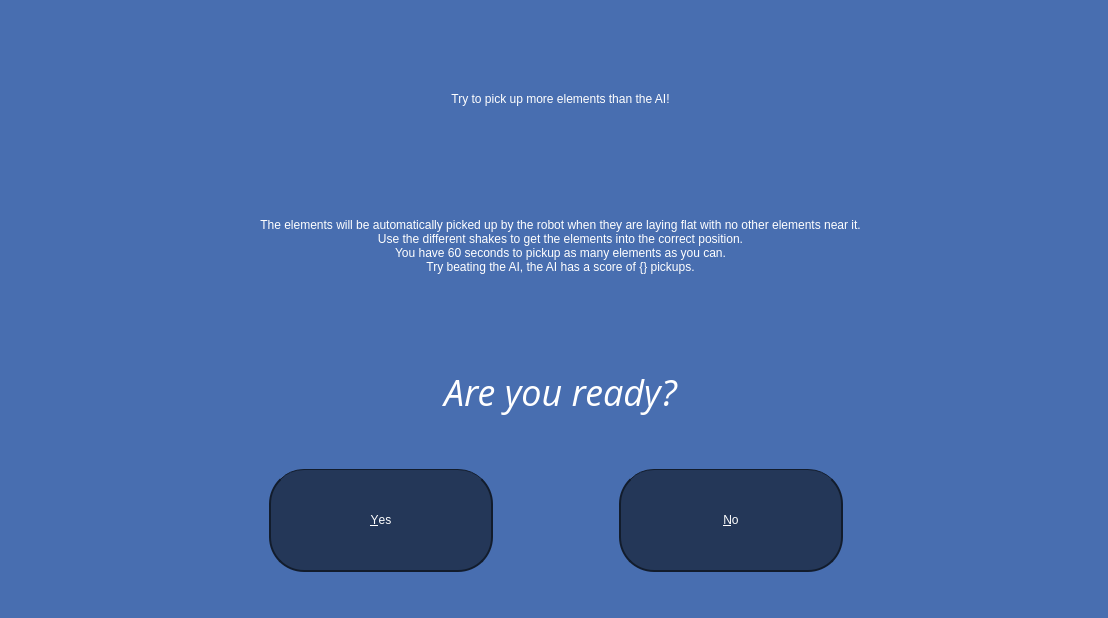
Before: the Qt Designer form InfoDialogUI.ui in SHOP4CF/shakeitUI, drawn with Qt 5.
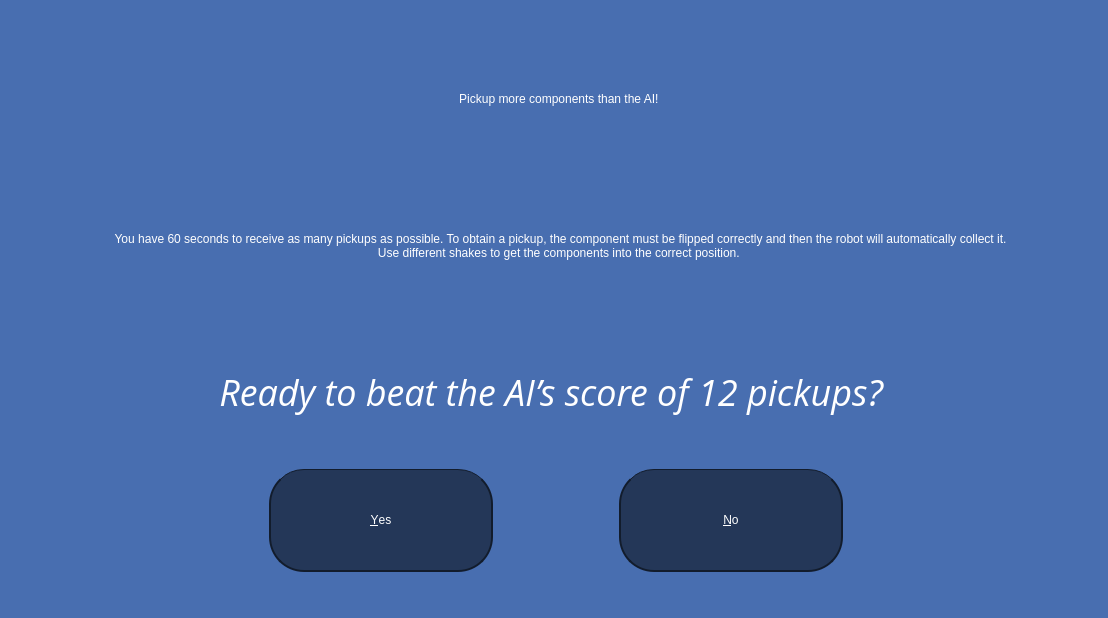
After: the same form once the commit is applied.

Commit message: updated info dialog

```diff
--- a/InfoDialogUI.ui
+++ b/InfoDialogUI.ui
@@ -64,7 +64,7 @@
        <string notr="true">font: bold 32pt &quot;Open Sans&quot;;</string>
       </property>
       <property name="text">
-       <string>Try to pick up more elements than the AI!</string>
+       <string>Pickup more components than the AI! </string>
       </property>
       <property name="alignment">
        <set>Qt::AlignCenter</set>
@@ -74,10 +74,8 @@
     <item>
      <widget class="QLabel" name="label_2">
       <property name="text">
-       <string>The elements will be automatically picked up by the robot when they are laying flat with no other elements near it.
-Use the different shakes to get the elements into the correct position.
-You have 60 seconds to pickup as many elements as you can. 
-Try beating the AI, the AI has a score of {} pickups.</string>
+       <string>You have 60 seconds to receive as many pickups as possible. To obtain a pickup, the component must be flipped correctly and then the robot will automatically collect it.  
+Use different shakes to get the components into the correct position. </string>
       </property>
       <property name="alignment">
        <set>Qt::AlignCenter</set>
@@ -102,7 +100,7 @@
        <string notr="true">font: italic 27pt &quot;Open Sans&quot;;</string>
       </property>
       <property name="text">
-       <string>Are you ready?</string>
+       <string>Ready to beat the AI’s score of 12 pickups?  </string>
       </property>
       <property name="alignment">
        <set>Qt::AlignCenter</set>
```
The commit also changes 1 other file.
